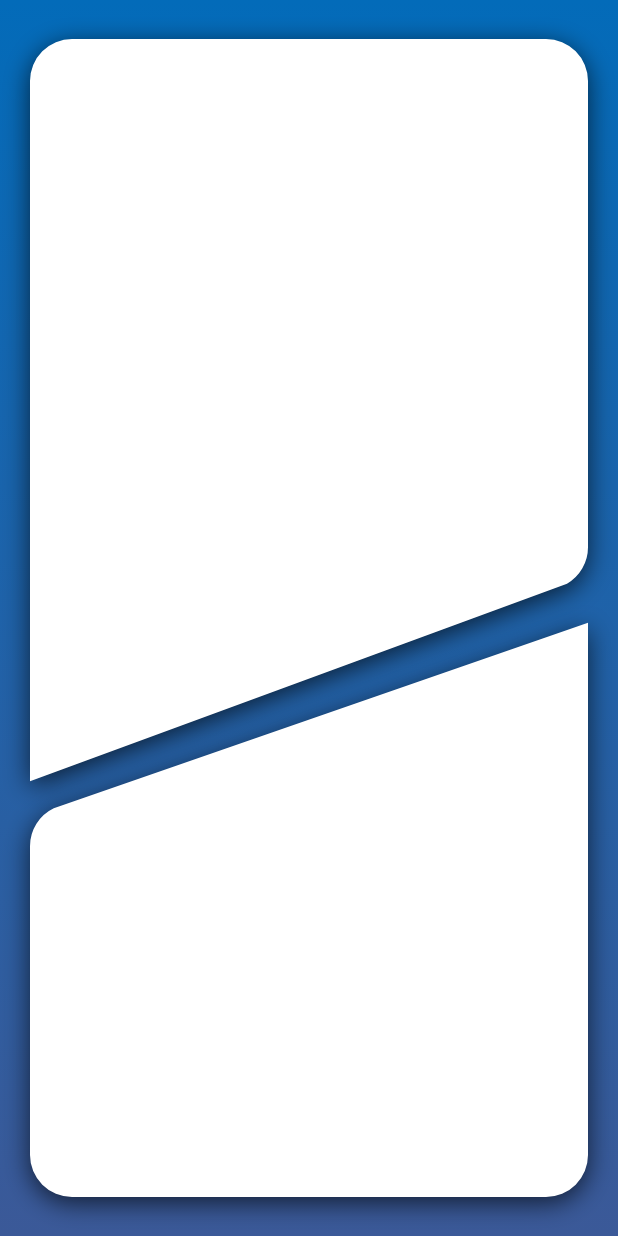
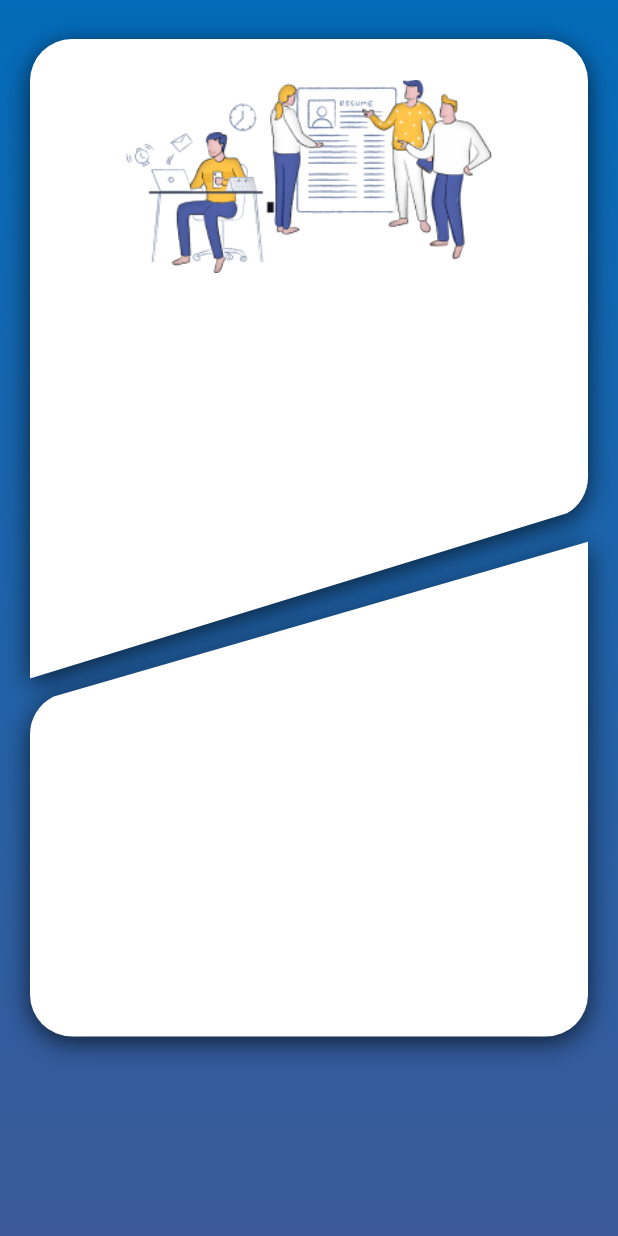
Before and after one commit to Viktor-Mudrytskyi/personal_project, a Flutter app: the screen it shows after launch, on a phone screen of 412 x 824 dp. Run offline on Flutter 3.47's test engine with Material 2 defaults, Android fonts, the phone set to English and light mode, and no system bars; our stand-ins replace dartz, firebase_auth, firebase_core, get_it; accounts and stored records are empty; statements that could not run were skipped.

Commit message:
made improvements

```diff
--- /dev/null
+++ b/lib/core/theme/app_images.dart
@@ -0,0 +1,3 @@
+class AppImages {
+  static const kLoginImage = 'assets/images/login_image.png';
+}
--- a/lib/core/theme/theme.dart
+++ b/lib/core/theme/theme.dart
@@ -1 +1,2 @@
 export 'app_theme.dart';
+export 'app_images.dart';
--- a/lib/features/presentation/auth/screens/login_screen.dart
+++ b/lib/features/presentation/auth/screens/login_screen.dart
@@ -1,4 +1,5 @@
 import 'package:flutter/material.dart';
+import 'package:personal_project/core/core.dart';
 
 import '../../../features.dart';
 
@@ -7,8 +8,9 @@ class LoginScreen extends StatelessWidget {
 
   @override
   Widget build(BuildContext context) {
-    const horizontalPadding = 20.0;
-    const verticalPadding = 26.0;
+    const kHorizontalPadding = 20.0;
+    const kVerticalPadding = 26.0;
+    const kInnerHorizontalPadding = 26.0;
     return Scaffold(
       body: Container(
         height: double.infinity,
@@ -25,12 +27,38 @@ class LoginScreen extends StatelessWidget {
         ),
         child: Padding(
           padding: const EdgeInsets.symmetric(
-            horizontal: horizontalPadding,
-            vertical: verticalPadding,
+            horizontal: kHorizontalPadding,
+            vertical: kVerticalPadding,
           ),
-          child: CustomPaint(
-            painter:
-                CustomShape(shadowColor: Theme.of(context).colorScheme.shadow),
+          child: CustomScrollView(
+            physics: const BouncingScrollPhysics(),
+            slivers: [
+              SliverList(
+                delegate: SliverChildListDelegate(
+                  [
+                    CustomPaint(
+                      painter: CustomShape(
+                          shadowColor: Theme.of(context).colorScheme.shadow),
+                      child: Padding(
+                        padding: const EdgeInsets.symmetric(
+                            horizontal: kInnerHorizontalPadding),
+                        child: Column(
+                          children: [
+                            const SizedBox(height: 18),
+                            Image.asset(
+                              AppImages.kLoginImage,
+                              fit: BoxFit.contain,
+                              height: 147,
+                            ),
+                            const SizedBox(height: 500),
+                          ],
+                        ),
+                      ),
+                    ),
+                  ],
+                ),
+              )
+            ],
           ),
         ),
       ),
--- a/lib/features/presentation/auth/widgets/custom_auth_background.dart
+++ b/lib/features/presentation/auth/widgets/custom_auth_background.dart
@@ -82,9 +82,12 @@ class CustomShape extends CustomPainter {
 
     final bottomShadowPath = bottomPath.shift(shadowOffset);
     final topShadowPath = topPath.shift(shadowOffset);
+
+    //Draw shadows
     canvas.drawPath(topShadowPath, shadow.toPaint());
     canvas.drawPath(bottomShadowPath, shadow.toPaint());
 
+    //Draw shapes
     canvas.drawPath(topPath, paint);
     canvas.drawPath(bottomPath, paint);
   }
--- /dev/null
+++ b/lib/features/presentation/basic_widgets/basic_widgets.dart
@@ -0,0 +1 @@
+export 'app_text_field.dart';
--- a/lib/features/presentation/presentation.dart
+++ b/lib/features/presentation/presentation.dart
@@ -1 +1,2 @@
 export './auth/auth.dart';
+export './basic_widgets/basic_widgets.dart';
```
Also changed, not shown: lib/features/presentation/basic_widgets/app_text_field.dart (added, +12 -0 lines), lib/main.dart (+16 -1 lines), pubspec.yaml (+5 -4 lines), assets/images/login_image.png (added), pubspec.lock.
